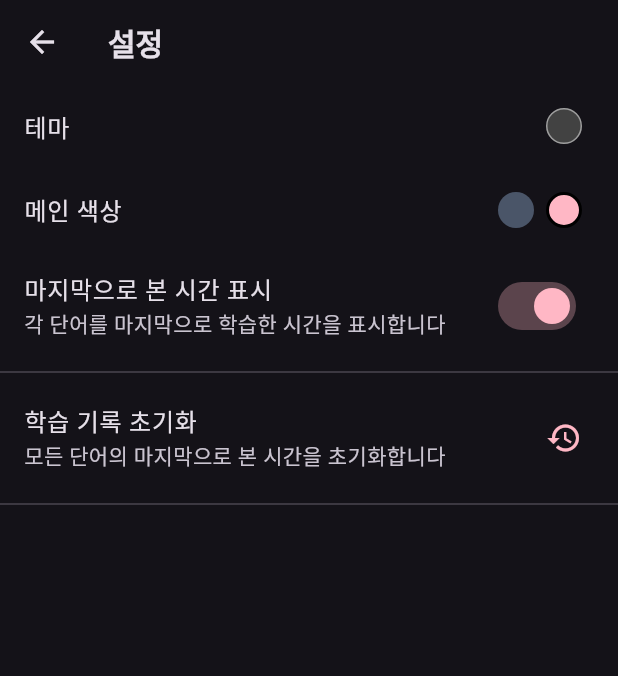
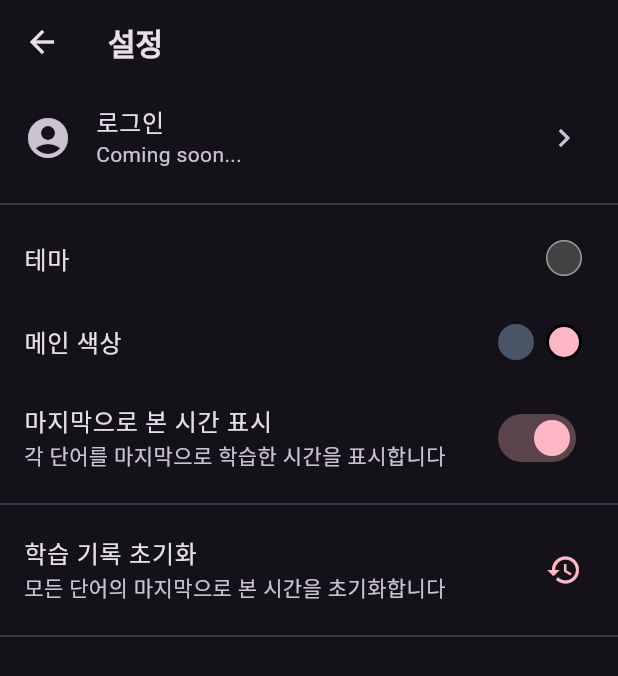
Before and after one commit to yoosukkim-create/Japanese, a Flutter app: the screen it shows after launch, after a tap on the "settings" icon, on a phone screen of 412 x 824 dp. Shown: the top 676 px of the screen. Run offline on Flutter 3.47's test engine with Material 3 defaults, Android fonts, the phone set to English and light mode, and no system bars; our stand-ins replace shared_preferences.

Commit message:
feat: Add login and custom wordlist UI

```diff
--- a/lib/main.dart
+++ b/lib/main.dart
@@ -287,6 +287,57 @@ class _HomeScreenState extends State<HomeScreen> {
     );
   }
 
+  Widget _buildCustomWordbooks(BuildContext context, ThemeProvider themeProvider) {
+    return Column(
+      crossAxisAlignment: CrossAxisAlignment.start,
+      children: [
+        Padding(
+          padding: const EdgeInsets.fromLTRB(16, 8, 16, 8),
+          child: Row(
+            children: [
+              const Icon(
+                Icons.edit_note,
+                size: 18,
+              ),
+              const SizedBox(width: 8),
+              Text(
+                '커스텀 단어장',
+                style: TextStyle(
+                  fontSize: 16,
+                  fontWeight: FontWeight.bold,
+                  color: themeProvider.mainColor,
+                ),
+              ),
+            ],
+          ),
+        ),
+        Card(
+          margin: const EdgeInsets.symmetric(horizontal: 16, vertical: 4),
+          color: const Color(0xFF1C1B1F),
+          shape: RoundedRectangleBorder(
+            borderRadius: BorderRadius.circular(12.0),
+          ),
+          child: const Padding(
+            padding: EdgeInsets.symmetric(horizontal: 16.0, vertical: 16.0),
+            child: Row(
+              children: [
+                Text(
+                  'Coming soon...',
+                  style: TextStyle(
+                    fontSize: 16,
+                    color: Colors.grey,
+                    fontStyle: FontStyle.italic,
+                  ),
+                ),
+              ],
+            ),
+          ),
+        ),
+        const SizedBox(height: 16),
+      ],
+    );
+  }
+
   @override
   Widget build(BuildContext context) {
     return Consumer2<ThemeProvider, StudyProvider>(
@@ -344,46 +395,33 @@ class _HomeScreenState extends State<HomeScreen> {
               ),
             ],
           ),
-          body: Column(
+          body: _isLoading
+            ? const Center(child: CircularProgressIndicator())
+            : _error.isNotEmpty
+              ? Center(child: Text(_error))
+              : SingleChildScrollView(
+                  child: Column(
+                    crossAxisAlignment: CrossAxisAlignment.start,
                     children: [
-              // 검색창
                       Padding(
                         padding: const EdgeInsets.all(16.0),
                         child: TextField(
                           controller: _searchController,
                           onChanged: _onSearchChanged,
                           decoration: InputDecoration(
-                    hintText: '한자/히라가나/한글로 검색...',
-                    prefixIcon: Icon(Icons.search, color: themeProvider.mainColor),
+                            hintText: '단어 검색...',
+                            prefixIcon: const Icon(Icons.search),
                             border: OutlineInputBorder(
-                      borderRadius: BorderRadius.circular(10),
-                      borderSide: BorderSide(color: themeProvider.mainColor),
-                    ),
-                    enabledBorder: OutlineInputBorder(
-                      borderRadius: BorderRadius.circular(10),
-                      borderSide: BorderSide(color: themeProvider.mainColor.withOpacity(0.5)),
-                    ),
-                    focusedBorder: OutlineInputBorder(
-                      borderRadius: BorderRadius.circular(10),
-                      borderSide: BorderSide(color: themeProvider.mainColor, width: 2),
-                    ),
-                    contentPadding: const EdgeInsets.symmetric(
-                      horizontal: 16,
-                      vertical: 12,
+                              borderRadius: BorderRadius.circular(12.0),
                             ),
                           ),
-                  cursorColor: themeProvider.mainColor,
                         ),
                       ),
-
-              // 최근 본 단어장 섹션
                       _buildRecentLists(studyProvider, themeProvider),
-
-              // 레벨 목록
-              Expanded(
-                child: _buildBasicWordList(_levels, themeProvider),
+                      _buildBasicWordList(_levels, themeProvider),
+                      _buildCustomWordbooks(context, themeProvider),
+                    ],
                   ),
-            ],
                 ),
         );
       },
--- a/lib/views/screens/settings_screen.dart
+++ b/lib/views/screens/settings_screen.dart
@@ -79,6 +79,22 @@ class _SettingsScreenState extends State<SettingsScreen> {
           ),
           body: ListView(
             children: [
+              // 계정 섹션 추가
+              ListTile(
+                leading: const Icon(Icons.account_circle, size: 32),
+                title: const Text('로그인'),
+                subtitle: const Text('Coming soon...'),
+                trailing: const Icon(Icons.chevron_right),
+                onTap: () {
+                  ScaffoldMessenger.of(context).showSnackBar(
+                    const SnackBar(
+                      content: Text('준비 중인 기능입니다.'),
+                      duration: Duration(seconds: 1),
+                    ),
+                  );
+                },
+              ),
+              const Divider(),
               ListTile(
                 title: const Text('테마'),
                 trailing: Container(
```
Lines whose indentation alone changed are shown as unchanged.
